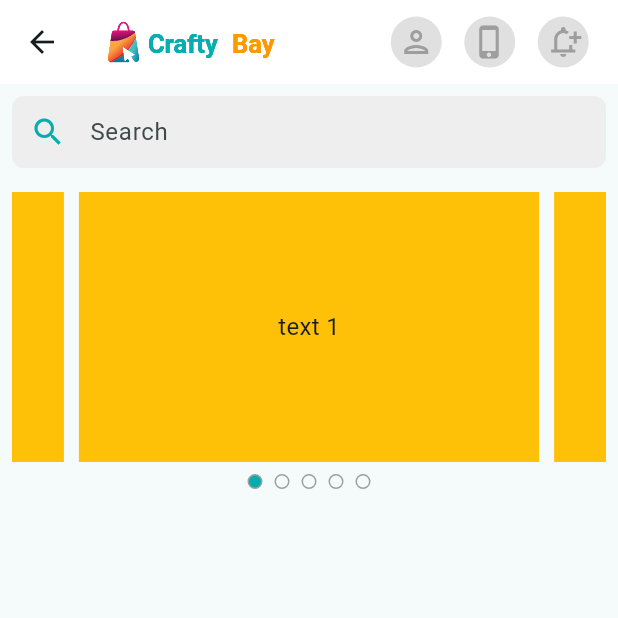
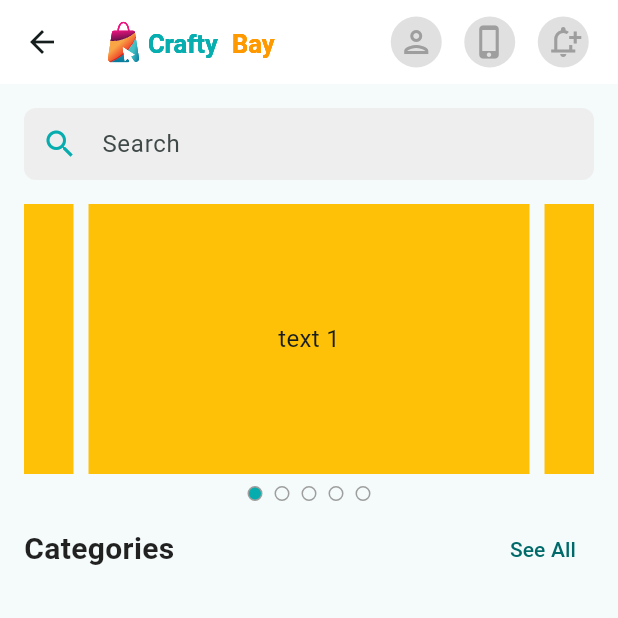
Before and after one commit to iArgho/crafty_bay_ecommerce_flutter, a Flutter app: the HomeScreen screen opened directly, on a phone screen of 412 x 824 dp, the top half of it. Run offline on Flutter 3.47's test engine with Material 3 defaults, Android fonts, the phone set to English and light mode, and no system bars; drawn by our look-alikes of carousel_slider; our stand-ins replace flutter_svg, get, pin_code_fields.

Commit message:
SectionTitle Has been added

```diff
--- a/lib/presentation/UI/screens/home_screen.dart
+++ b/lib/presentation/UI/screens/home_screen.dart
@@ -2,7 +2,7 @@ import 'package:crafty_bay_ecommerce_flutter/presentation/UI/widget/circular_ico
 import 'package:crafty_bay_ecommerce_flutter/presentation/UI/widget/home_sider.dart';
 import 'package:crafty_bay_ecommerce_flutter/presentation/utility/path_util.dart';
 import 'package:flutter/material.dart';
-import 'package:flutter_svg/flutter_svg.dart';
+import 'package:flutter_svg/svg.dart';
 
 class HomeScreen extends StatefulWidget {
   const HomeScreen({super.key});
@@ -41,7 +41,7 @@ class _HomeScreenState extends State<HomeScreen> {
       ),
       body: SingleChildScrollView(
         child: Padding(
-          padding: const EdgeInsets.all(8.0),
+          padding: const EdgeInsets.all(16.0),
           child: Column(
             children: [
               TextField(
@@ -74,6 +74,11 @@ class _HomeScreenState extends State<HomeScreen> {
               ),
               const SizedBox(height: 16),
               HomeSlider(),
+              const SizedBox(height: 8),
+              SectionTitle(
+                title: 'Categories',
+                onTap: () {},
+              ),
             ],
           ),
         ),
@@ -81,3 +86,34 @@ class _HomeScreenState extends State<HomeScreen> {
     );
   }
 }
+
+class SectionTitle extends StatelessWidget {
+  const SectionTitle({
+    super.key,
+    required this.title,
+    required this.onTap,
+  });
+  final String title;
+  final VoidCallback onTap;
+
+  @override
+  Widget build(BuildContext context) {
+    return Row(
+      mainAxisAlignment: MainAxisAlignment.spaceBetween,
+      children: [
+        Text(
+          title,
+          style: const TextStyle(
+            fontSize: 20,
+            color: Colors.black87,
+            fontWeight: FontWeight.w600,
+          ),
+        ),
+        TextButton(
+          onPressed: onTap,
+          child: const Text('See All'),
+        ),
+      ],
+    );
+  }
+}
--- /dev/null
+++ b/lib/presentation/UI/widget/section_title.dart
@@ -0,0 +1,32 @@
+import 'package:flutter/material.dart';
+
+class SectionTitle extends StatelessWidget {
+  const SectionTitle({
+    super.key,
+    required this.title,
+    required this.onTap,
+  });
+  final String title;
+  final VoidCallback onTap;
+
+  @override
+  Widget build(BuildContext context) {
+    return Row(
+      mainAxisAlignment: MainAxisAlignment.spaceBetween,
+      children: [
+        Text(
+          title,
+          style: const TextStyle(
+            fontSize: 20,
+            color: Colors.black87,
+            fontWeight: FontWeight.w600,
+          ),
+        ),
+        TextButton(
+          onPressed: onTap,
+          child: const Text('See All'),
+        ),
+      ],
+    );
+  }
+}
```
